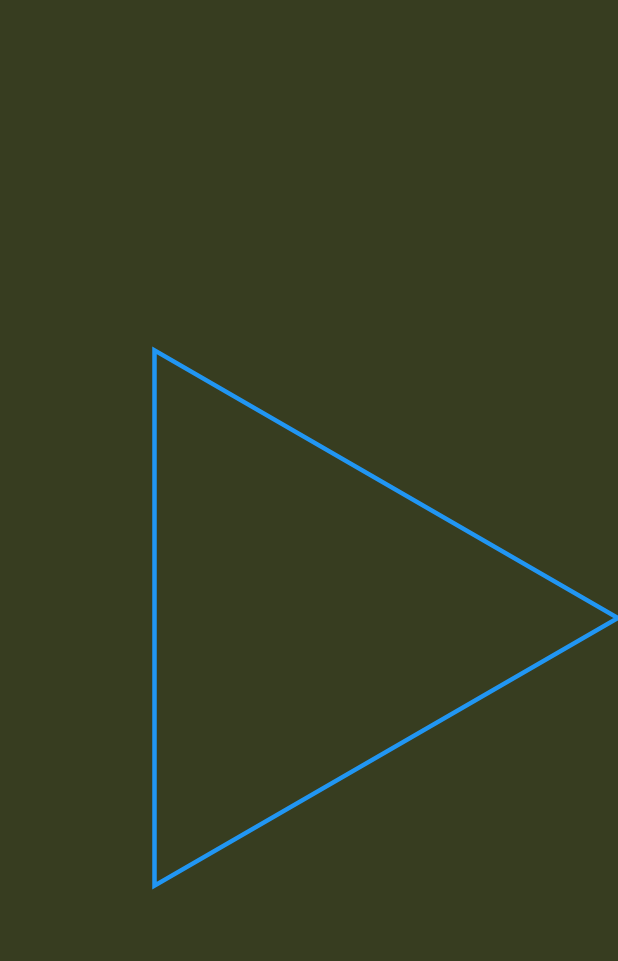
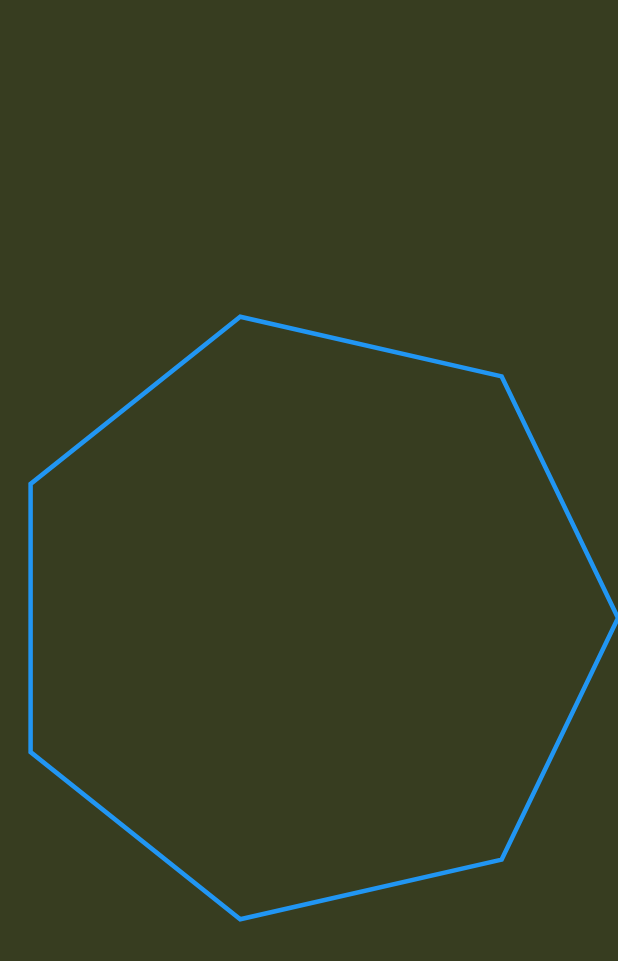
Before and after one commit to Abdul-Hannan12/rotating-poligon, a Flutter app: the screen it shows after launch, on a phone screen of 412 x 824 dp. Shown: the top 961 px of the screen. Run offline on Flutter 3.47's test engine with Material 3 defaults, Android fonts, the phone set to English and light mode, and no system bars.

```diff
--- a/lib/main.dart
+++ b/lib/main.dart
@@ -80,19 +80,56 @@ class HomePage extends StatefulWidget {
   State<HomePage> createState() => _HomePageState();
 }
 
-class _HomePageState extends State<HomePage> {
+class _HomePageState extends State<HomePage>
+    with SingleTickerProviderStateMixin {
+  late AnimationController _sidesAnimationController;
+  late Animation _sidesAnimation;
+
+  @override
+  void initState() {
+    super.initState();
+
+    _sidesAnimationController = AnimationController(
+      vsync: this,
+      duration: const Duration(seconds: 3),
+    );
+
+    _sidesAnimation =
+        IntTween(begin: 3, end: 10).animate(_sidesAnimationController);
+  }
+
+  @override
+  void didChangeDependencies() {
+    super.didChangeDependencies();
+    _sidesAnimationController.repeat(reverse: true);
+  }
+
+  @override
+  void dispose() {
+    super.dispose();
+    _sidesAnimationController.dispose();
+  }
+
   @override
   Widget build(BuildContext context) {
     return Scaffold(
       backgroundColor: const Color(0xFF373D20),
       body: Center(
-        child: CustomPaint(
-          painter: Polygon(sides: 3),
-          child: SizedBox(
-            width: MediaQuery.sizeOf(context).width,
-            height: MediaQuery.sizeOf(context).width,
-          ),
-        ),
+        child: AnimatedBuilder(
+            animation: Listenable.merge(
+              [
+                _sidesAnimationController,
+              ],
+            ),
+            builder: (context, child) {
+              return CustomPaint(
+                painter: Polygon(sides: _sidesAnimation.value),
+                child: SizedBox(
+                  width: MediaQuery.sizeOf(context).width,
+                  height: MediaQuery.sizeOf(context).width,
+                ),
+              );
+            }),
       ),
     );
   }
```
